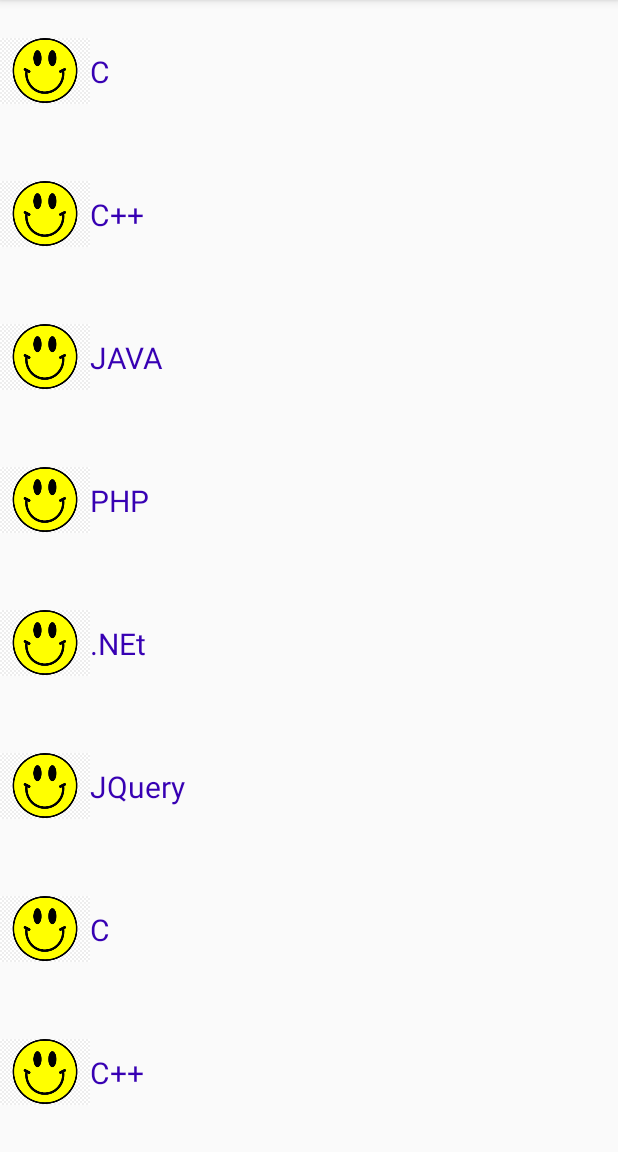
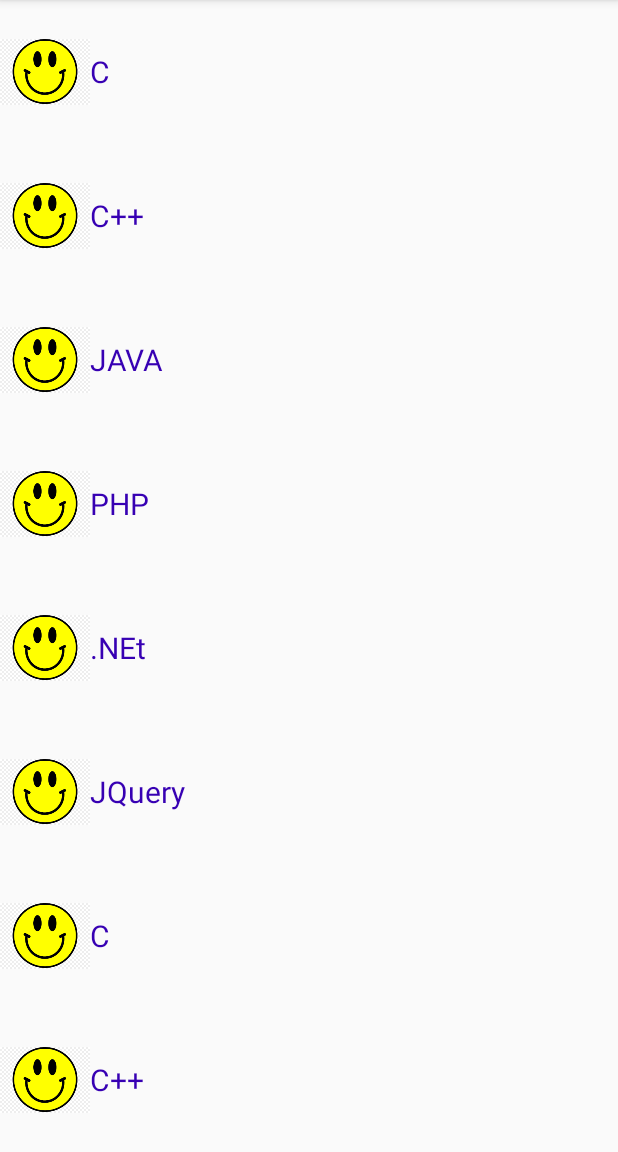
Before and after one commit to sumonece15/RecyclerView-Example2, an Android app: the screen it shows after launch (MainActivity), on a phone screen of 412 x 824 dp, the part 84-1236 px from its top. Run offline under Robolectric (Android 15) with nearby library versions, the phone set to English and light mode, and no system bars.

Commit message:
RecyclerView Example2 (1.0)

```diff
--- a/app/src/main/res/layout/single_row.xml
+++ b/app/src/main/res/layout/single_row.xml
@@ -1,7 +1,7 @@
 <?xml version="1.0" encoding="utf-8"?>
 <androidx.appcompat.widget.LinearLayoutCompat xmlns:android="http://schemas.android.com/apk/res/android"
     android:layout_width="match_parent"
-    android:layout_height="95dp">
+    android:layout_height="96dp">
 
     <ImageView
         android:id="@+id/img1"
```
